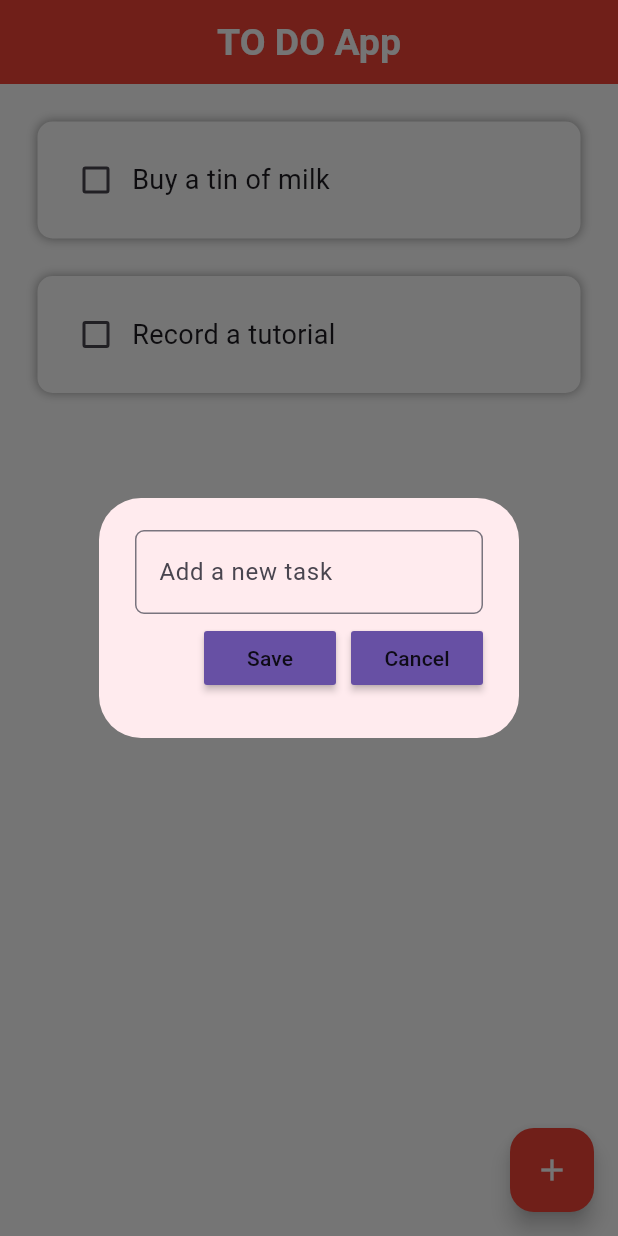
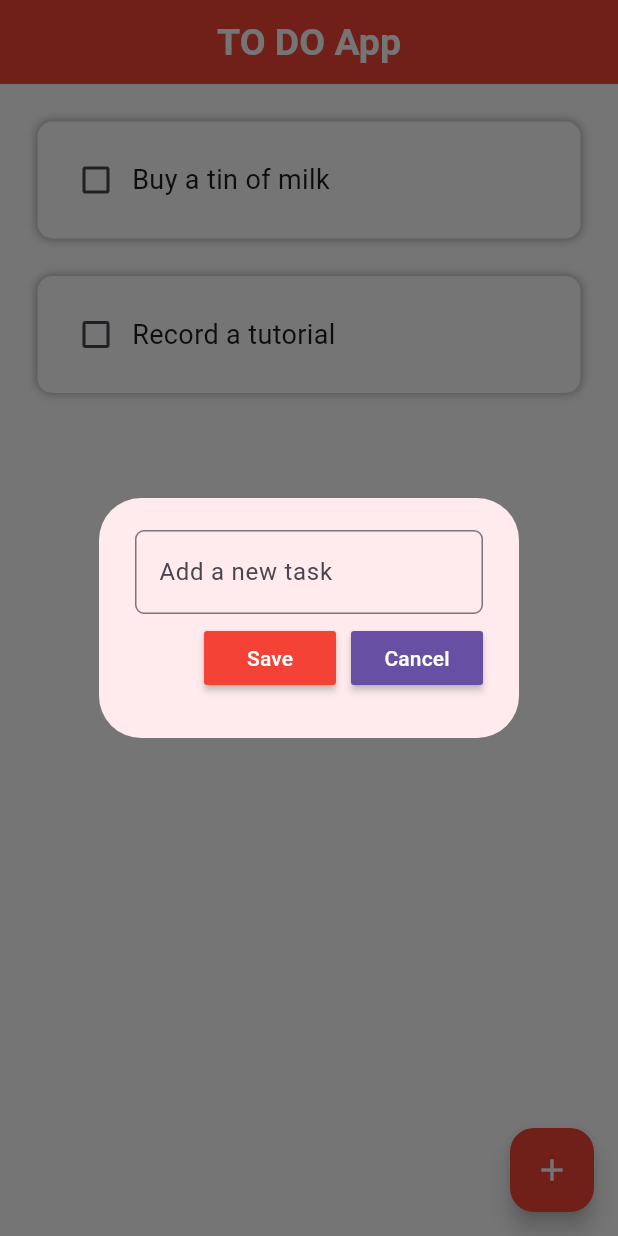
Before and after one commit to CharaD7/bas_flut, a Flutter app: the screen it shows after launch, after a tap on the "add" icon, on a phone screen of 412 x 824 dp. Run offline on Flutter 3.47's test engine with Material 3 defaults, Android fonts, the phone set to English and light mode, and no system bars.

Commit message:
Added dynamic color and text color

```diff
--- a/lib/util/u_button.dart
+++ b/lib/util/u_button.dart
@@ -13,7 +13,8 @@ class UButton extends StatelessWidget {
   Widget build(BuildContext context) {
     return MaterialButton(
       onPressed: onPressed,
-      color: Theme.of(context).primaryColor,
+      color: text == "Save" ? Colors.red[500] : Theme.of(context).primaryColor,
+      textColor: Colors.white,
       child: Text(text),
     );
   }
```
